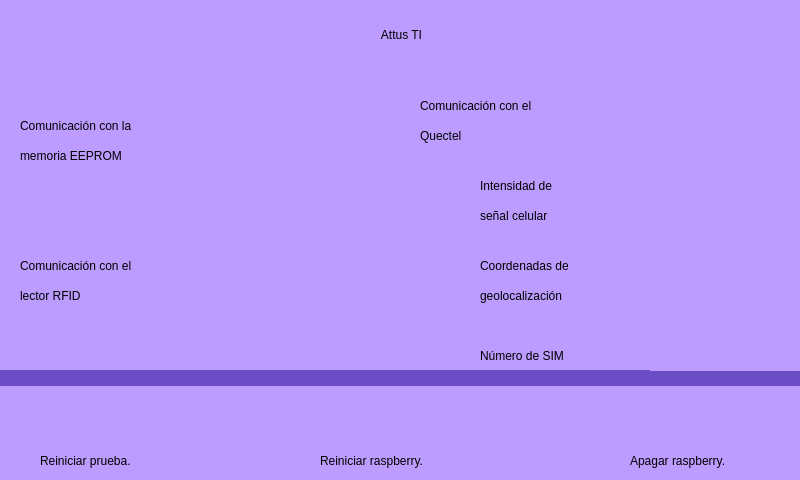
This is ui/inicio.ui in ErnestoLomar/Pruebas_Tablillas as Qt 5 draws it before an edit. The edited form follows.
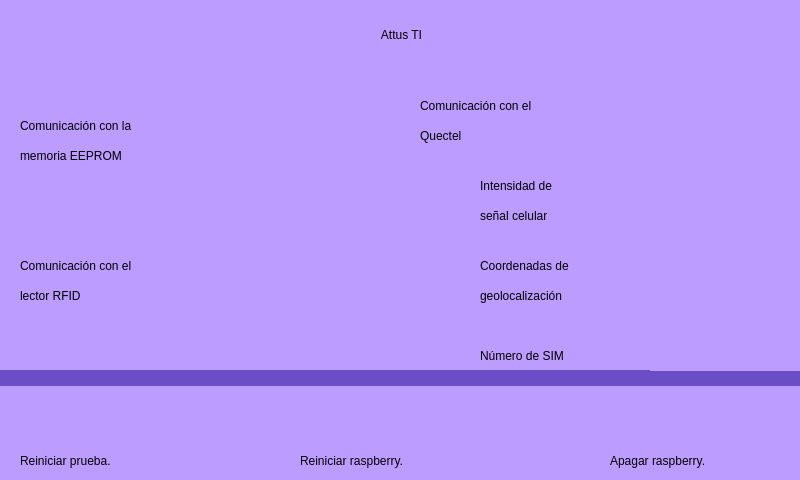
This is the edited form. Icons and pictures are not drawn.

Commit message: Añadiendo eventos a labels

Diff of the .ui file:
```diff
--- a/ui/inicio.ui
+++ b/ui/inicio.ui
@@ -149,7 +149,7 @@
      <rect>
       <x>480</x>
       <y>170</y>
-      <width>131</width>
+      <width>141</width>
       <height>31</height>
      </rect>
     </property>
@@ -165,7 +165,7 @@
      <rect>
       <x>480</x>
       <y>200</y>
-      <width>131</width>
+      <width>141</width>
       <height>31</height>
      </rect>
     </property>
@@ -181,7 +181,7 @@
      <rect>
       <x>480</x>
       <y>250</y>
-      <width>151</width>
+      <width>161</width>
       <height>31</height>
      </rect>
     </property>
@@ -197,7 +197,7 @@
      <rect>
       <x>480</x>
       <y>280</y>
-      <width>141</width>
+      <width>151</width>
       <height>31</height>
      </rect>
     </property>
@@ -213,7 +213,7 @@
      <rect>
       <x>480</x>
       <y>340</y>
-      <width>141</width>
+      <width>151</width>
       <height>31</height>
      </rect>
     </property>
@@ -300,9 +300,9 @@
    <widget class="QLabel" name="label_reiniciar_prueba">
     <property name="geometry">
      <rect>
-      <x>40</x>
+      <x>20</x>
       <y>450</y>
-      <width>161</width>
+      <width>181</width>
       <height>21</height>
      </rect>
     </property>
@@ -316,9 +316,9 @@
    <widget class="QLabel" name="label_reiniciar_raspberry">
     <property name="geometry">
      <rect>
-      <x>320</x>
+      <x>300</x>
       <y>450</y>
-      <width>181</width>
+      <width>201</width>
       <height>21</height>
      </rect>
     </property>
@@ -332,9 +332,9 @@
    <widget class="QLabel" name="label_apagar">
     <property name="geometry">
      <rect>
-      <x>630</x>
+      <x>610</x>
       <y>450</y>
-      <width>161</width>
+      <width>181</width>
       <height>21</height>
      </rect>
     </property>
```
The commit also changes 2 other files.
